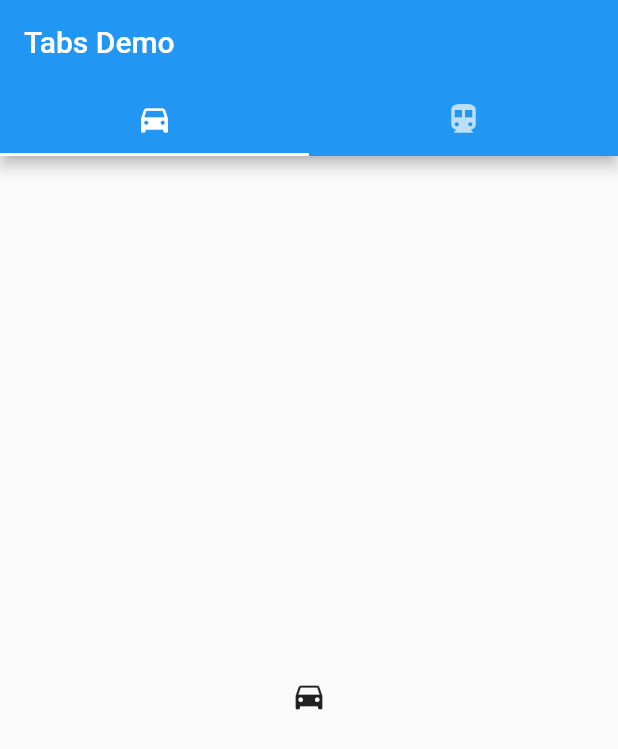
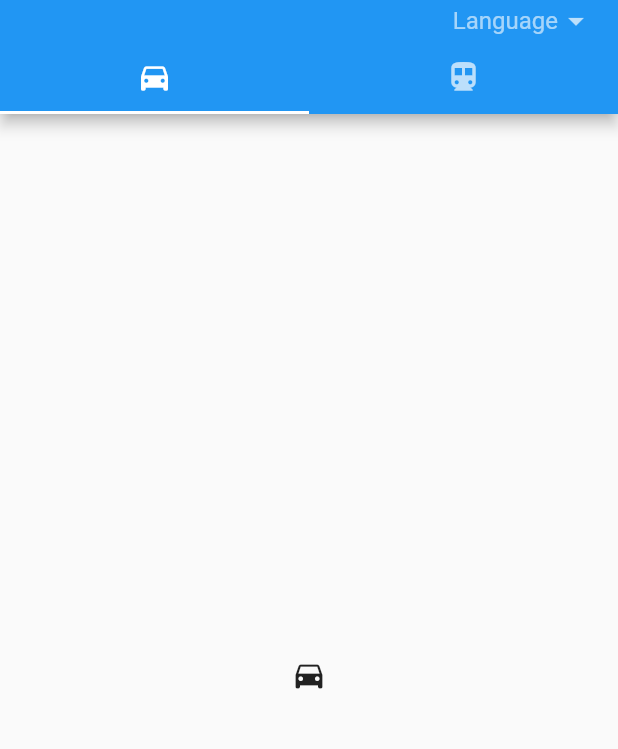
Before and after one commit to RKarkala/CodeCompass, a Flutter app: the screen it shows after launch, on a phone screen of 412 x 824 dp. Shown: the top 749 px of the screen. Run offline on Flutter 3.47's test engine with Material 2 defaults, Android fonts, the phone set to English and light mode, and no system bars.

Commit message:
appbar working

```diff
--- a/lib/main.dart
+++ b/lib/main.dart
@@ -1,5 +1,5 @@
 import 'package:flutter/material.dart';
-
+import 'widgets.dart';
 void main() => runApp(MyApp());
 
 class MyApp extends StatelessWidget {
@@ -10,15 +10,7 @@ class MyApp extends StatelessWidget {
       home: DefaultTabController(
         length: 2,
         child: Scaffold(
-          appBar: AppBar(
-            bottom: TabBar(
-              tabs: [
-                Tab(icon: Icon(Icons.directions_car)),
-                Tab(icon: Icon(Icons.directions_transit)),
-              ],
-            ),
-            title: Text('Tabs Demo'),
-          ),
+          appBar: new GetAppBar(),
           body: TabBarView(
             children: [
               Icon(Icons.directions_car),
--- /dev/null
+++ b/lib/widgets.dart
@@ -0,0 +1,43 @@
+import 'package:flutter/material.dart';
+
+class GetAppBar extends StatefulWidget implements PreferredSizeWidget{
+  @override
+  _GetAppBarState createState() => _GetAppBarState();
+  @override
+  Size get preferredSize => new Size.fromHeight(kToolbarHeight+20);
+}
+
+class _GetAppBarState extends State<GetAppBar> {
+  String newValue;
+  @override
+  Widget build(BuildContext context) {
+    return AppBar(
+        bottom: TabBar(
+          tabs: [
+            Tab(icon: Icon(Icons.directions_car)),
+            Tab(icon: Icon(Icons.directions_transit)),
+          ],
+        ),
+        title: Align(
+            alignment: Alignment.centerRight,
+            child: Theme(
+              child: DropdownButtonHideUnderline(
+                  child: DropdownButton<String>(
+                items: <DropdownMenuItem<String>>[
+                  DropdownMenuItem(child: new Text('Java'), value: 'Java'),
+                  DropdownMenuItem(child: new Text('Python'), value: 'Python'),
+                ],
+                hint: Text('Language'),
+                value: newValue,
+                onChanged: (String value) {
+                  newValue = value;
+                  setState(() {
+                   newValue;
+                   print(newValue);
+                  });
+                },
+              )),
+              data: ThemeData.dark(),
+            )));
+  }
+}
```
